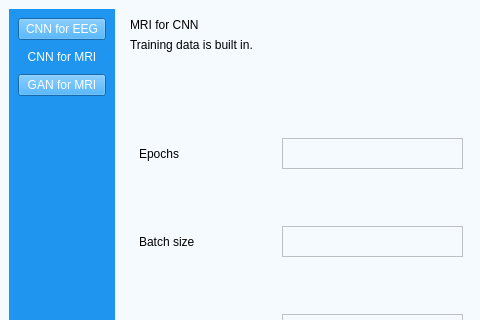
This is UI/aUI_projekt_MRI.ui in matimusial/ADHDPredictorApp as Qt 5 draws it before an edit; both pictures show x 0 to 480 and y 0 to 320 of the 1280 by 760 pixel window. The edited form follows.
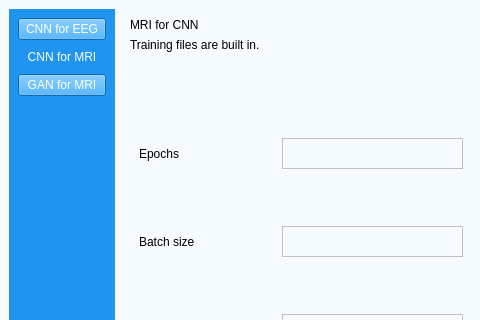
This is the edited form. Icons and pictures are not drawn.

```diff
--- a/UI/aUI_projekt_MRI.ui
+++ b/UI/aUI_projekt_MRI.ui
@@ -176,7 +176,7 @@
                <item>
                 <widget class="QLabel" name="label">
                  <property name="text">
-                  <string>Training data is built in.</string>
+                  <string>Training files are built in.</string>
                  </property>
                 </widget>
                </item>
@@ -406,7 +406,7 @@
               </size>
              </property>
              <property name="styleSheet">
-              <string notr="true">background-color: rgb(245, 250, 254);</string>
+              <string notr="true">background-color: rgb(255, 255, 255);</string>
              </property>
              <property name="text">
               <string/>
```
